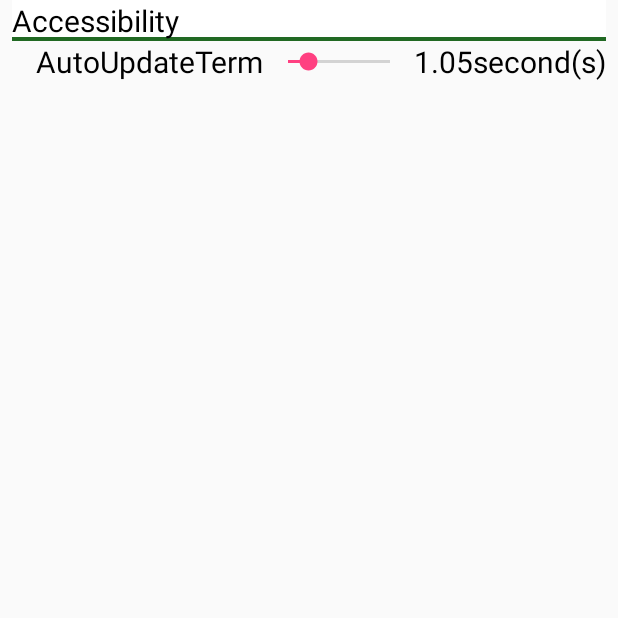
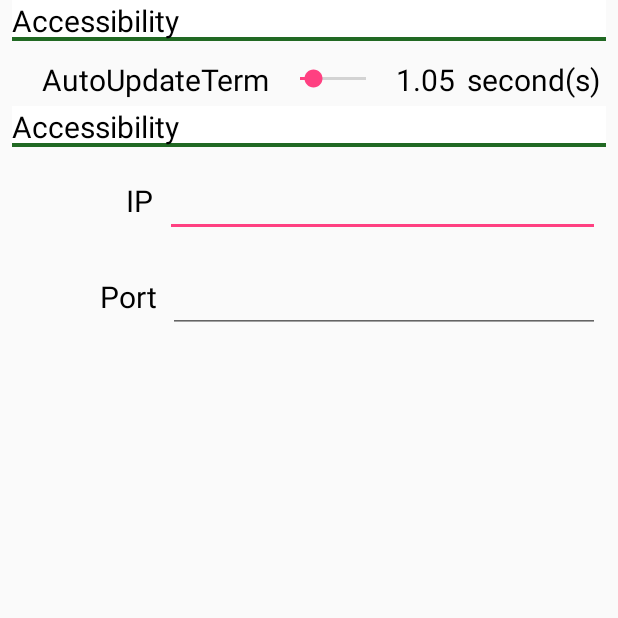
Before and after one commit to JaeungHyun/ees, an Android app: the screen it shows after launch (SettingActivity), after a tap on "OPTION", on a phone screen of 412 x 824 dp, the top half of it. Run offline under Robolectric (Android 15) with nearby library versions, the phone set to English and light mode, and no system bars; network calls fail.

Commit message:
connection config option generating(in progress) target term is now sent in seconds

```diff
--- a/android/app/src/main/java/com/example/hyeon/jol5/MainActivity.java
+++ b/android/app/src/main/java/com/example/hyeon/jol5/MainActivity.java
@@ -255,7 +255,7 @@ public class MainActivity extends AppCompatActivity {
         triggerSender();
     }
     public void triggerSender(){
-        sender.addPacket(String.format("%.1f",pack.targetTemp)+","+pack.targetTerm);
+        sender.addPacket(String.format("%.1f",pack.targetTemp)+","+(pack.targetTerm*3600));
         sender.nowDelay=maxDelay;
         sender.sent=false;
     }
--- a/android/app/src/main/res/layout/activity_setting.xml
+++ b/android/app/src/main/res/layout/activity_setting.xml
@@ -1,9 +1,10 @@
 <?xml version="1.0" encoding="utf-8"?>
-<android.support.constraint.ConstraintLayout xmlns:android="http://schemas.android.com/apk/res/android"
+<LinearLayout xmlns:android="http://schemas.android.com/apk/res/android"
     xmlns:app="http://schemas.android.com/apk/res-auto"
     xmlns:tools="http://schemas.android.com/tools"
     android:layout_width="match_parent"
-    android:layout_height="match_parent">
+    android:layout_height="match_parent"
+    android:orientation="vertical">
 
     <TextView
         android:id="@+id/AccessiblityOptTitle"
@@ -12,11 +13,7 @@
         android:layout_height="wrap_content"
         android:layout_marginEnd="8dp"
         android:layout_marginStart="8dp"
-        android:text="@string/accessibility"
-        app:layout_constraintEnd_toEndOf="parent"
-        app:layout_constraintHorizontal_bias="0.0"
-        app:layout_constraintStart_toStartOf="parent"
-        app:layout_constraintTop_toTopOf="parent" />
+        android:text="@string/accessibility" />
 
     <LinearLayout
         android:id="@+id/AutoUpdateTermLayout"
@@ -24,11 +21,9 @@
         android:layout_height="wrap_content"
         android:layout_marginEnd="8dp"
         android:layout_marginStart="8dp"
+        android:layout_marginTop="8dp"
         android:gravity="center_vertical"
-        android:orientation="horizontal"
-        app:layout_constraintEnd_toEndOf="parent"
-        app:layout_constraintStart_toStartOf="parent"
-        app:layout_constraintTop_toBottomOf="@+id/AccessiblityOptTitle">
+        android:orientation="horizontal">
 
         <TextView
             android:id="@+id/AutoUpdateTermView"
@@ -63,4 +58,71 @@
             android:textAlignment="viewStart" />
     </LinearLayout>
 
-</android.support.constraint.ConstraintLayout>
+    <TextView
+        android:id="@+id/NetworkOptTitle"
+        style="@style/OptionTitle"
+        android:layout_width="match_parent"
+        android:layout_height="wrap_content"
+        android:layout_marginEnd="8dp"
+        android:layout_marginStart="8dp"
+        android:text="@string/accessibility" />
+
+    <LinearLayout
+        android:id="@+id/IpLayout"
+        android:layout_width="match_parent"
+        android:layout_height="wrap_content"
+        android:layout_marginEnd="8dp"
+        android:layout_marginStart="8dp"
+        android:layout_marginTop="8dp"
+        android:gravity="center_vertical"
+        android:orientation="horizontal">
+
+        <TextView
+            android:id="@+id/IpTermView"
+            style="@style/OptionSubTitle"
+            android:layout_width="wrap_content"
+            android:layout_height="wrap_content"
+            android:layout_weight="1"
+            android:text="@string/ip"
+            android:textAlignment="textEnd" />
+
+        <EditText
+            android:id="@+id/IpInput"
+            style="@style/OptionTooltip"
+            android:layout_width="wrap_content"
+            android:layout_height="wrap_content"
+            android:layout_weight="1"
+            android:ems="10"
+            android:inputType="text" />
+
+    </LinearLayout>
+
+    <LinearLayout
+        android:id="@+id/portLayout"
+        android:layout_width="match_parent"
+        android:layout_height="wrap_content"
+        android:layout_margin="8dp"
+        android:layout_weight="0"
+        android:orientation="horizontal">
+
+        <TextView
+            android:id="@+id/IpPortTooltip"
+            style="@style/OptionTooltip"
+            android:layout_width="wrap_content"
+            android:layout_height="wrap_content"
+            android:layout_weight="1"
+            android:text="@string/port"
+            android:textAlignment="textEnd" />
+
+        <EditText
+            android:id="@+id/IpPortInput"
+            style="@style/OptionTooltip"
+            android:layout_width="wrap_content"
+            android:layout_height="wrap_content"
+            android:layout_weight="1"
+            android:ems="10"
+            android:inputType="numberDecimal" />
+    </LinearLayout>
+
+
+</LinearLayout>
--- a/android/app/src/main/res/values/strings.xml
+++ b/android/app/src/main/res/values/strings.xml
@@ -26,4 +26,8 @@
     <string name="second">second(s)</string>
     <string name="now_humidity">Humidity</string>
     <string name="update_failed">updated failed</string>
+    <string name="ip">IP</string>
+    <string name="port">Port</string>
+
+
 </resources>
--- a/android/app/src/main/res/values/styles.xml
+++ b/android/app/src/main/res/values/styles.xml
@@ -53,7 +53,7 @@
         <item name="android:background">@drawable/border</item>
     </style>
     <style name="OptionTooltip" parent="DefaultText">
-
+        <item name="android:layout_margin">4dp</item>
     </style>
     <style name="OptionSubTitle" parent="OptionTooltip">
         <item name="android:paddingStart">16dp</item>
```
Also changed, not shown: 1 other file.
